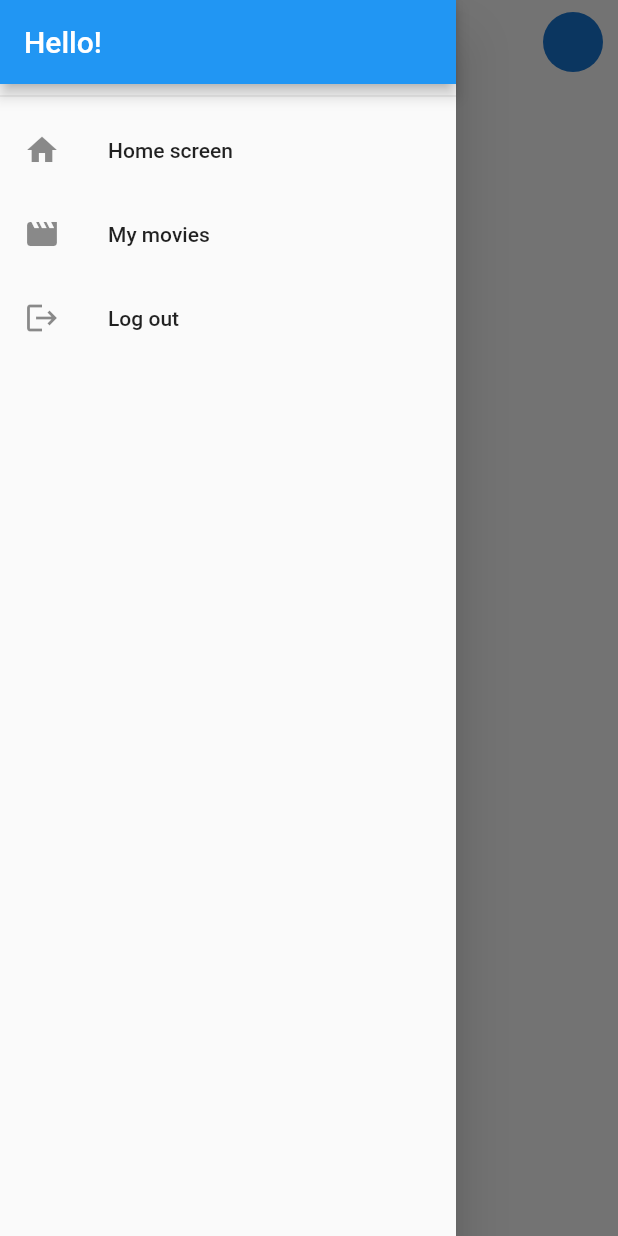
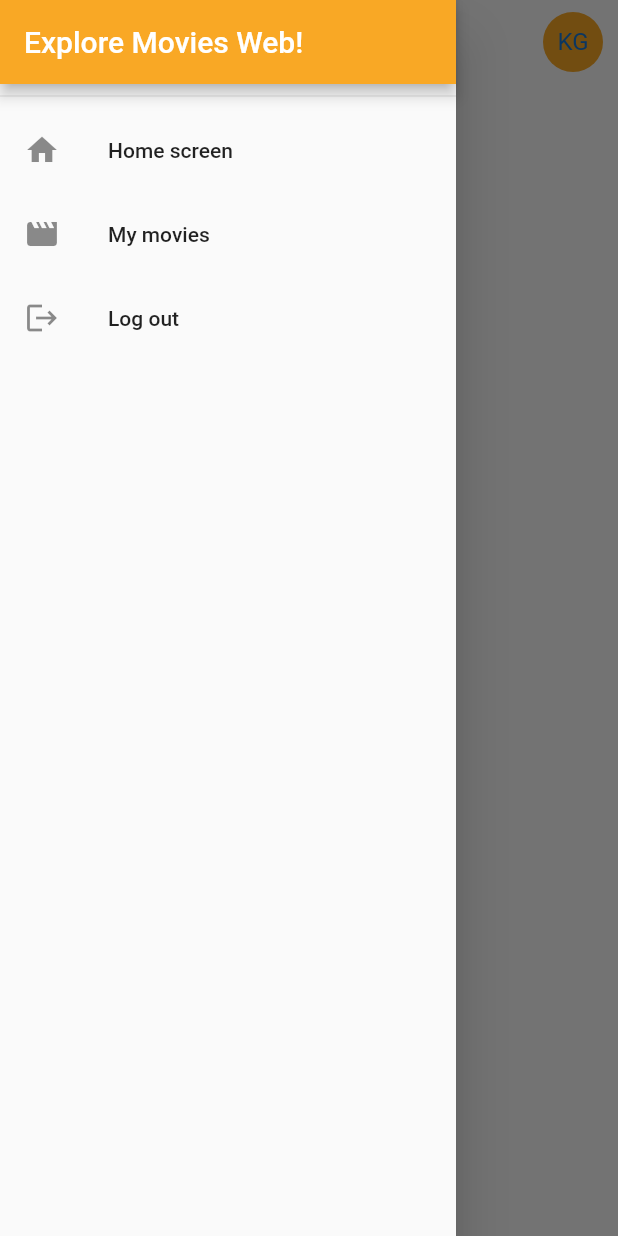
Before and after one commit to kgerc/movies_app, a Flutter app: the MyMoviesScreen screen opened directly, in the side drawer, after a tap on the "menu" icon, on a phone screen of 412 x 824 dp. Run offline on Flutter 3.47's test engine with Material 2 defaults, Android fonts, the phone set to English and light mode, and no system bars; our stand-ins replace cached_network_image, carousel_slider, dio, equatable, firebase_auth, firebase_core and 2 more; accounts and stored records are empty; network calls fail.

Commit message:
Added seperate movies per user feature

```diff
--- a/lib/src/blocs/moviebloc/movie_bloc.dart
+++ b/lib/src/blocs/moviebloc/movie_bloc.dart
@@ -20,7 +20,6 @@ class MovieBloc extends Bloc<MovieEvent, MovieState> {
     yield MovieLoading();
     try {
       List<Movie> movieList = [];
-      print("movie id here $movieId");
       if (movieId == 0) {
         movieList = await service.getNowPlayingMovie();
       } else {
--- a/lib/src/models/movie.dart
+++ b/lib/src/models/movie.dart
@@ -30,10 +30,8 @@ class Movie {
 
   factory Movie.fromJson(dynamic json) {
     if (json == null) {
-      print("OI BRUV!");
       throw Exception("Data cannot be retrieved");
     }
-    print("json $json");
     return Movie(
         json['backdrop_path'],
         json['id'],
--- a/lib/src/service/api_service.dart
+++ b/lib/src/service/api_service.dart
@@ -1,5 +1,6 @@
 import 'dart:convert';
 
+import 'package:firebase_auth/firebase_auth.dart';
 import 'package:movies_app/src/models/genre.dart';
 import 'package:movies_app/src/models/movie.dart';
 import 'package:dio/dio.dart';
@@ -30,13 +31,10 @@ class ApiService {
   Future<List<Movie>> getMovieByGenre(int movieId) async {
     try {
       final url = '$baseUrl/discover/movie?with_genres=$movieId&$apiKey';
-      print("url $url");
       final response = await _dio.get(url);
       var movies = response.data['results'] as List;
       var test = movies.length;
-      print("movies count $test");
       List<Movie> movieList = movies.map((m) => Movie.fromJson(m)).toList();
-      print("movieList $movieList");
       return movieList;
     } catch (error, stacktrace) {
       throw Exception(
@@ -98,7 +96,10 @@ class ApiService {
       if (movies.length > 0) {
         return Movie.fromJson(movies[0]);
       } else {
-        throw Exception('Movie not found');
+        var movieError = Movie(null, null, null, null, null, null, null, null,
+            null, null, null, null);
+        movieError.error = "Movie not found";
+        return movieError;
       }
     } catch (error, stacktrace) {
       throw Exception(
@@ -108,8 +109,9 @@ class ApiService {
 
   Future<void> rateMovie(Movie movie, double rating) async {
     try {
+      final userId = FirebaseAuth.instance.currentUser?.uid;
       final url =
-          'https://movies-web-5330c-default-rtdb.firebaseio.com/movies.json';
+          'https://movies-web-5330c-default-rtdb.firebaseio.com/movies/$userId.json';
       final response = await _dio.post(url, data: {
         "id": movie.id,
         "title": movie.title,
@@ -123,8 +125,9 @@ class ApiService {
   }
 
   Future<List<MovieItem>> getMoviesFromDb() async {
-    const url =
-        'https://movies-web-5330c-default-rtdb.firebaseio.com/movies.json';
+    final userId = FirebaseAuth.instance.currentUser?.uid;
+    final url =
+        'https://movies-web-5330c-default-rtdb.firebaseio.com/movies/$userId.json';
     try {
       final response = await http.get(Uri.parse(url));
       final extractedData = json.decode(response.body) as Map<String, dynamic>?;
@@ -147,8 +150,9 @@ class ApiService {
   }
 
   Future<void> updateMovieRating(String movieId, double rating) async {
+    final userId = FirebaseAuth.instance.currentUser?.uid;
     final url =
-        'https://movies-web-5330c-default-rtdb.firebaseio.com/movies/$movieId.json';
+        'https://movies-web-5330c-default-rtdb.firebaseio.com/movies/$userId/$movieId.json';
     await http.patch(Uri.parse(url),
         body: json.encode({
           'rating': rating,
--- a/lib/src/ui/category_screen.dart
+++ b/lib/src/ui/category_screen.dart
@@ -75,9 +75,7 @@ class BuildWidgetCategoryState extends State<BuildWidgetCategory> {
                           onTap: () {
                             setState(() {
                               Genre genre = genres[index];
-                              print("genre $genre");
                               selectedGenre = genre.id;
-                              print("selc genre $selectedGenre");
                               context
                                   .read<MovieBloc>()
                                   .add(MovieEventStarted(selectedGenre, ''));
@@ -143,8 +141,6 @@ class BuildWidgetCategoryState extends State<BuildWidgetCategory> {
             } else if (state is MovieLoaded) {
               List<Movie> movieList = state.movieList;
               Movie movieListitem = state.movieList[0];
-              print("movie list $movieList");
-              print("movie list item $movieListitem");
               return Container(
                 height: 300,
                 child: ListView.separated(
--- a/lib/src/ui/my_movies_screen.dart
+++ b/lib/src/ui/my_movies_screen.dart
@@ -32,9 +32,25 @@ class MyMoviesScreen extends StatelessWidget {
           ),
           actions: [
             Container(
+              margin: EdgeInsets.only(right: 75, top: 15),
+              child: Text(
+                "My rated movies".toUpperCase(),
+                style: TextStyle(
+                  color: Colors.black,
+                  fontFamily: 'muli',
+                  fontSize: 18,
+                  fontWeight: FontWeight.bold,
+                ),
+                overflow: TextOverflow.ellipsis,
+              ),
+            ),
+            Container(
               margin: EdgeInsets.only(right: 10),
-              child: CircleAvatar(),
-            )
+              child: CircleAvatar(
+                backgroundColor: Colors.yellow[800],
+                child: const Text('KG'),
+              ),
+            ),
           ],
         ),
         drawer: AppDrawer(),
```
Also changed, not shown: lib/src/ui/app_drawer.dart (+15 -1 lines), lib/src/ui/home_screen.dart (+39 -14 lines), lib/src/ui/login_screen.dart (+13 -0 lines).
